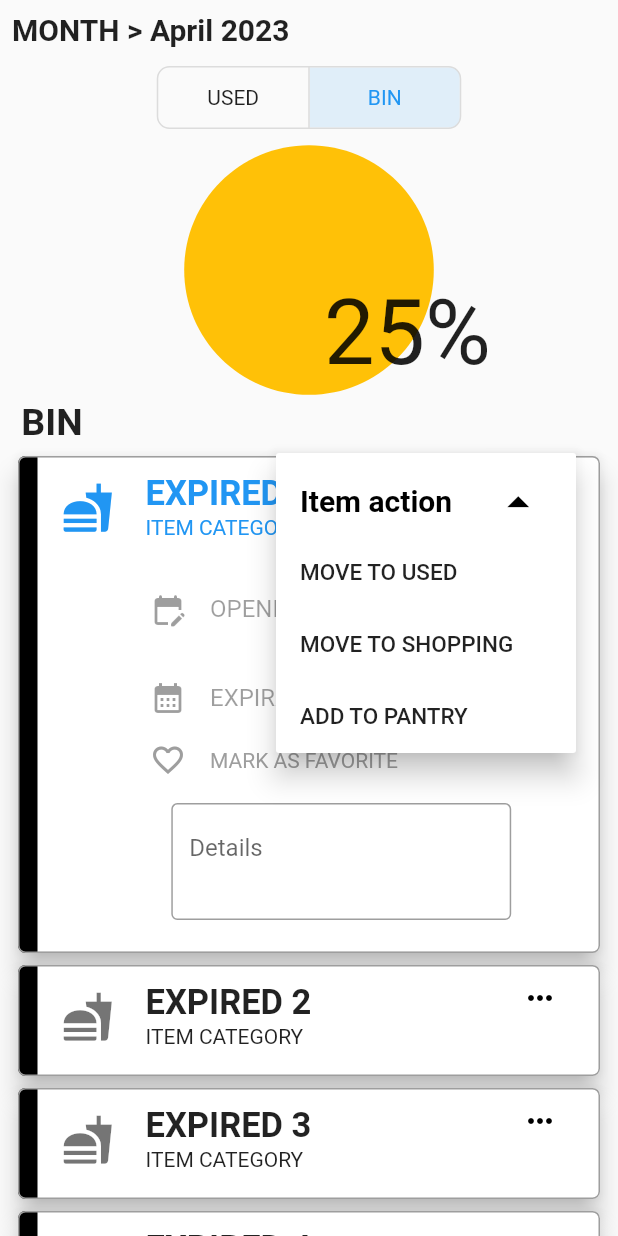
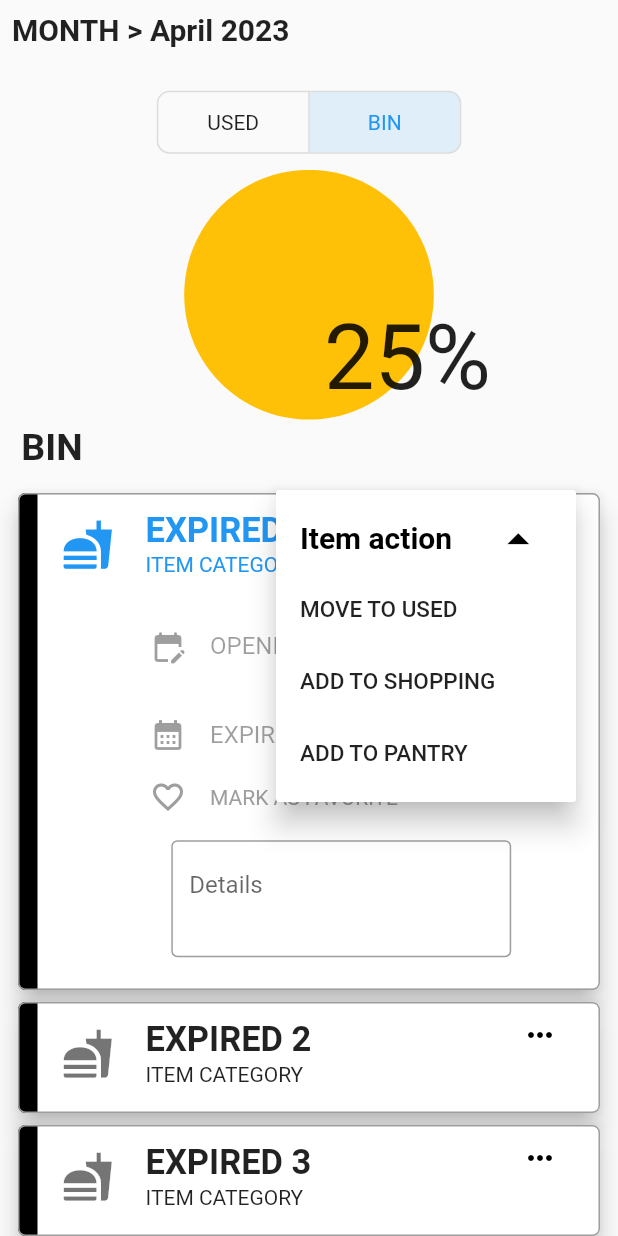
Before and after one commit to kitsain/Kitsain-Frontend-Spring2023, a Flutter app: the UsedAndExpired screen opened directly, after a tap on "BIN", after a tap on "EXPIRED 1", after a tap on the "keyboard control" icon, on a phone screen of 412 x 824 dp. Run offline on Flutter 3.47's test engine with Material 2 defaults, Android fonts, the phone set to English and light mode, and no system bars; our stand-ins replace get, realm; missing offline and left inert: openfoodfacts, simple_barcode_scanner; generated files the repository leaves out were written again.

Commit message:
Add to shopping dropdownmenu almost done.

```diff
--- a/lib/views/main_menu_pages/used_and_expired.dart
+++ b/lib/views/main_menu_pages/used_and_expired.dart
@@ -21,6 +21,17 @@ const List months = [
   'October',
   'November',
   'December'
+];
+
+const List testShoppingLists= [
+  'Shopping list test 1',
+  'Shopping list test 2',
+  'Shopping list test 3',
+  'Shopping list test 4',
+  'Shopping list test 5',
+  'Shopping list test 6',
+  'Shopping list test 7',
+  'Shopping list test 8'
 ];
 
 class UsedAndExpired extends StatefulWidget {
@@ -50,12 +61,113 @@ class _UsedAndExpiredState extends State<UsedAndExpired> {
     });
   }
 
+  _shoppingLists() {
+    List<PopupMenuItem<String>> list = <PopupMenuItem<String>>[];
+    for(var sList in testShoppingLists) {
+      list.add(PopupMenuItem<String>(
+          child: Text(sList, textAlign: TextAlign.left),
+          onTap: () {Navigator.pop(context);}
+        ));
+    }
+    return Column(
+          crossAxisAlignment: CrossAxisAlignment.start,
+          children: list
+      );
+  }
+
   Widget _actionPopUpMenu() {
-    return PopupMenuButton<String>(
-      constraints: BoxConstraints(maxHeight: 200, maxWidth: 200),
+    return PopupMenuButton(
+      constraints: BoxConstraints(maxHeight: 300, maxWidth: 200),
       icon: Icon(Icons.more_horiz, color: Colors.black),
-      itemBuilder: (BuildContext context) => <PopupMenuEntry<String>>[
-        PopupMenuItem<String>(
+      itemBuilder: (BuildContext context) => <PopupMenuEntry<PopupMenuButton>>[
+        PopupMenuItem(
+            child:Row(
+              mainAxisAlignment: MainAxisAlignment.spaceBetween,
+              children: [
+                Text("Item action",
+                    style: TextStyle(color: Colors.black,
+                        fontWeight: FontWeight.bold,
+                        fontSize: 20)),
+                IconButton(
+                    onPressed: () {
+                      Navigator.pop(context);
+                    },
+                    icon: Icon(Icons.arrow_drop_up, color: Colors.black, size: 35)
+                )
+              ],
+            ),
+        ),
+        PopupMenuItem(
+          child: Text( _selectedTabs[0] ? "MOVE TO BIN": "MOVE TO USED",
+              style: TextStyle(fontWeight: FontWeight.w500, fontSize: 15)),
+          onTap: (){}, //Here the functionality of moving the card
+        ),
+        PopupMenuItem(
+          child: PopupMenuButton(
+            constraints: BoxConstraints(maxHeight: 200, maxWidth: 200),
+            child: Text( "ADD TO SHOPPING",
+            style: TextStyle(fontWeight: FontWeight.w500, fontSize: 15)),
+            itemBuilder: (BuildContext context) => <PopupMenuEntry<String>>[
+              PopupMenuItem(
+                child:Row(
+                  mainAxisAlignment: MainAxisAlignment.spaceBetween,
+                  children: [
+                    Text("Choose list",
+                        style: TextStyle(color: Colors.black,
+                            fontWeight: FontWeight.bold,
+                            fontSize: 20)),
+                    IconButton(
+                        onPressed: () {
+                          Navigator.pop(context);
+                        },
+                        icon: Icon(Icons.arrow_drop_up, color: Colors.black, size: 35)
+                    )
+                  ],
+                ),
+              ),
+              PopupMenuItem(child: _shoppingLists()),
+              /*
+              PopupMenuItem(
+                child: Text(testShoppingLists[0]),
+                onTap: () {Navigator.pop(context);}
+              ),
+              PopupMenuItem(
+                child: Text(testShoppingLists[1]),
+                onTap: () {Navigator.pop(context);}
+              ),
+              PopupMenuItem(
+                child: Text(testShoppingLists[2]),
+                onTap: () {Navigator.pop(context);}
+              ),
+              PopupMenuItem(
+                child: Text(testShoppingLists[3]),
+                onTap: () {Navigator.pop(context);}
+              ),
+              PopupMenuItem(
+                child: Text(testShoppingLists[4]),
+                onTap: () {Navigator.pop(context);}
+              ),
+              PopupMenuItem(
+                child: Text(testShoppingLists[5]),
+                onTap: () {Navigator.pop(context);}
+              ),
+              PopupMenuItem(
+                child: Text(testShoppingLists[6]),
+                onTap: () {Navigator.pop(context);}
+              ),
+              PopupMenuItem(
+                child: Text(testShoppingLists[7]),
+                onTap: () {Navigator.pop(context);}
+              )*/
+            ],
+          )
+        ),
+        PopupMenuItem(
+          child: Text("ADD TO PANTRY",
+              style: TextStyle(fontWeight: FontWeight.w500, fontSize: 15)),
+          onTap: (){}, //Here the functionality of moving the card
+        ),
+        /*PopupMenuItem<String>(
           child: Row(
             mainAxisAlignment: MainAxisAlignment.spaceBetween,
             children: [
@@ -80,13 +192,23 @@ class _UsedAndExpiredState extends State<UsedAndExpired> {
         PopupMenuItem<String>(
           child: Text('MOVE TO SHOPPING',
               style: TextStyle(fontWeight: FontWeight.w500, fontSize: 15)),
-          onTap: (){}, //Here the functionality of moving the card
+          onTap: (){
+            PopupMenuButton<String>(
+              itemBuilder: (BuildContext context) => <PopupMenuEntry<PopupMenuButton>>[
+            PopupMenuItem(
+                child: PopupMenuButton(
+
+                )
+              )
+            ]
+            );
+          }, //Here the functionality of moving the card
         ),
         PopupMenuItem<String>(
           child: Text('ADD TO PANTRY',
               style: TextStyle(fontWeight: FontWeight.w500, fontSize: 15)),
           onTap: (){}, //Here the functionality of moving the card
-        )
+        )*/
       ],
     );
   }
@@ -114,10 +236,7 @@ class _UsedAndExpiredState extends State<UsedAndExpired> {
                     ),
                   ),
                 ),
-                SizedBox(height: MediaQuery
-                    .of(context)
-                    .size
-                    .height * 0.01),
+                SizedBox(height: MediaQuery.of(context).size.height * 0.03),
                 Center(
                   child: DragTarget<String>(
                     onWillAccept: (data) {
@@ -201,7 +320,7 @@ class _UsedAndExpiredState extends State<UsedAndExpired> {
                                           fontWeight: FontWeight.bold),)
                                 ),
                               ),
-                              SizedBox(height: MediaQuery.of(context).size.height * 0.01),
+                              SizedBox(height: MediaQuery.of(context).size.height * 0.02),
                             ],
                           )
                               : LongPressDraggable<String>(
```
